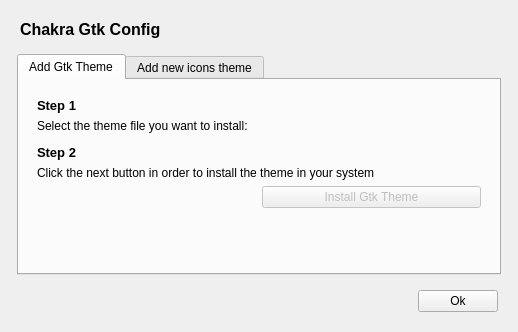
KDE/kde-gtk-config, file src/ui/dialog_installer.ui: the form before one commit.
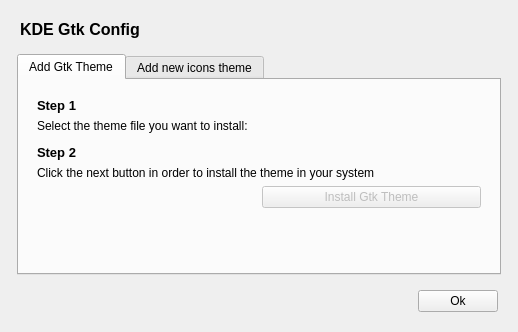
The form after the commit. Icons and pictures are not drawn. Custom widgets are drawn as their Qt base class.

Commit message: Change Chakra to KDE in every spot in the source code. Now it's a KDE project, upstream to chakra.

The edit to the form file:
```diff
--- a/src/ui/dialog_installer.ui
+++ b/src/ui/dialog_installer.ui
@@ -36,7 +36,7 @@
 &lt;html&gt;&lt;head&gt;&lt;meta name=&quot;qrichtext&quot; content=&quot;1&quot; /&gt;&lt;style type=&quot;text/css&quot;&gt;
 p, li { white-space: pre-wrap; }
 &lt;/style&gt;&lt;/head&gt;&lt;body style=&quot; font-family:'Sans Serif'; font-size:9pt; font-weight:400; font-style:normal;&quot;&gt;
-&lt;p style=&quot; margin-top:0px; margin-bottom:0px; margin-left:0px; margin-right:0px; -qt-block-indent:0; text-indent:0px;&quot;&gt;&lt;span style=&quot; font-size:12pt; font-weight:600;&quot;&gt;Chakra Gtk Config&lt;/span&gt;&lt;/p&gt;&lt;/body&gt;&lt;/html&gt;</string>
+&lt;p style=&quot; margin-top:0px; margin-bottom:0px; margin-left:0px; margin-right:0px; -qt-block-indent:0; text-indent:0px;&quot;&gt;&lt;span style=&quot; font-size:12pt; font-weight:600;&quot;&gt;KDE Gtk Config&lt;/span&gt;&lt;/p&gt;&lt;/body&gt;&lt;/html&gt;</string>
         </property>
        </widget>
       </item>
```
The commit also changes 4 other files.
